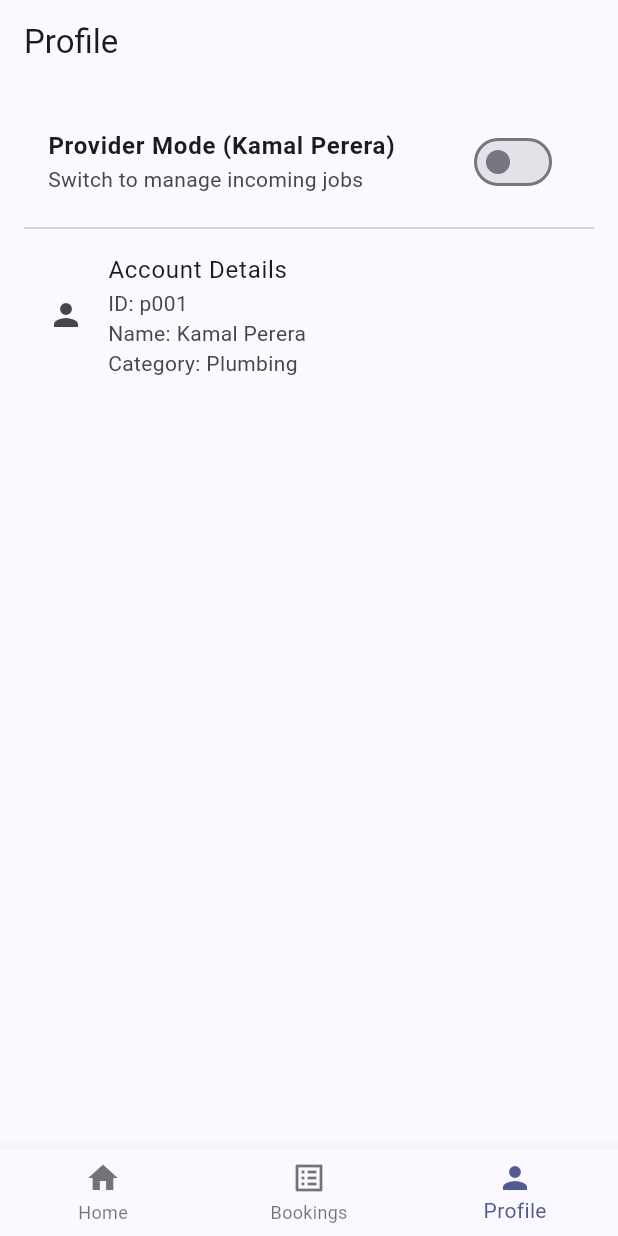
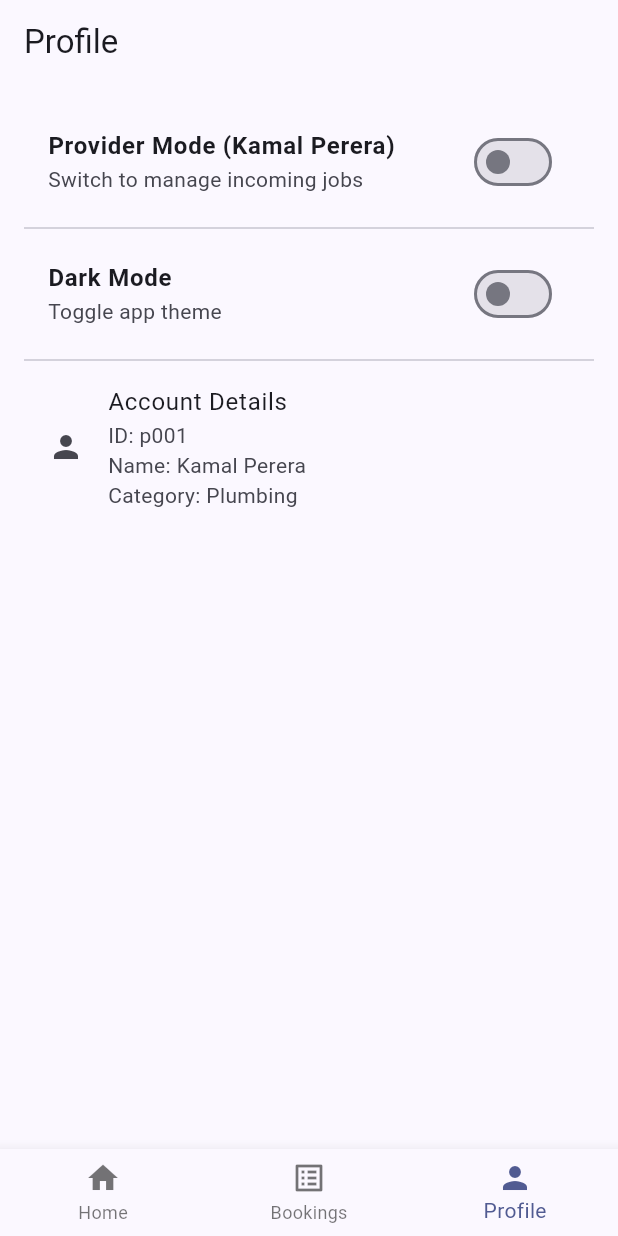
Before and after one commit to Eranda724/handy_man, a Flutter app: the screen it shows after launch, item 3 of the bottom bar chosen, on a phone screen of 412 x 824 dp. Run offline on Flutter 3.47's test engine with Material 3 defaults, Android fonts, the phone set to English and light mode, and no system bars; our stand-ins replace shared_preferences.

Commit message:
make dark mode

```diff
--- a/lib/main.dart
+++ b/lib/main.dart
@@ -27,9 +27,12 @@ class FixItApp extends StatelessWidget {
 
   @override
   Widget build(BuildContext context) {
+    final isDarkMode = context.watch<ModeNotifier>().isDarkMode;
     return MaterialApp(
       title: 'FixIt',
-      theme: ThemeData(colorSchemeSeed: Colors.indigo),
+      theme: ThemeData(colorSchemeSeed: Colors.indigo, brightness: Brightness.light),
+      darkTheme: ThemeData(colorSchemeSeed: Colors.indigo, brightness: Brightness.dark),
+      themeMode: isDarkMode ? ThemeMode.dark : ThemeMode.light,
       home: const MainScreen(),
     );
   }
--- a/lib/presentation/screens/home/home_screen.dart
+++ b/lib/presentation/screens/home/home_screen.dart
@@ -121,7 +121,7 @@ class _CategoryCard extends StatelessWidget {
         child: Column(
           mainAxisAlignment: MainAxisAlignment.center,
           children: [
-            Icon(icon, size: 48, color: Theme.of(context).primaryColor),
+            Icon(icon, size: 48, color: Theme.of(context).colorScheme.primary),
             const SizedBox(height: 8),
             Text(name, style: const TextStyle(fontWeight: FontWeight.bold)),
           ],
--- a/lib/presentation/screens/profile/profile_screen.dart
+++ b/lib/presentation/screens/profile/profile_screen.dart
@@ -24,6 +24,16 @@ class ProfileScreen extends StatelessWidget {
             onChanged: (val) => context.read<ModeNotifier>().toggleMode(),
           ),
           const Divider(),
+          SwitchListTile(
+            title: const Text(
+              'Dark Mode',
+              style: TextStyle(fontWeight: FontWeight.bold),
+            ),
+            subtitle: const Text('Toggle app theme'),
+            value: context.watch<ModeNotifier>().isDarkMode,
+            onChanged: (val) => context.read<ModeNotifier>().toggleTheme(),
+          ),
+          const Divider(),
           const ListTile(
             leading: Icon(Icons.person),
             title: Text('Account Details'),
--- a/lib/presentation/state/mode_notifier.dart
+++ b/lib/presentation/state/mode_notifier.dart
@@ -4,16 +4,25 @@ import 'package:shared_preferences/shared_preferences.dart';
 class ModeNotifier extends ChangeNotifier {
   final SharedPreferences _prefs;
   late bool _isProviderMode;
+  late bool _isDarkMode;
 
   ModeNotifier(this._prefs) {
     _isProviderMode = _prefs.getBool('isProviderMode') ?? false;
+    _isDarkMode = _prefs.getBool('isDarkMode') ?? false;
   }
 
   bool get isProviderMode => _isProviderMode;
+  bool get isDarkMode => _isDarkMode;
 
   void toggleMode() {
     _isProviderMode = !_isProviderMode;
     _prefs.setBool('isProviderMode', _isProviderMode);
     notifyListeners();
   }
+
+  void toggleTheme() {
+    _isDarkMode = !_isDarkMode;
+    _prefs.setBool('isDarkMode', _isDarkMode);
+    notifyListeners();
+  }
 }
```
Also changed, not shown: lib/presentation/screens/jobs/jobs_screen.dart (+4 -3 lines).
